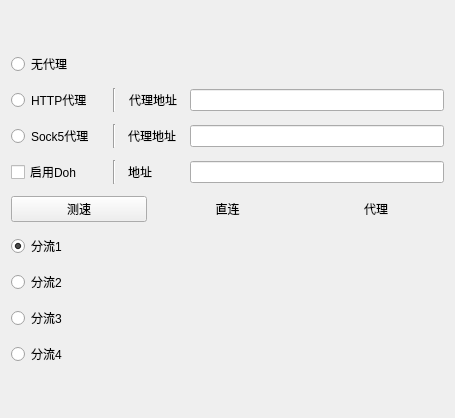
The window that ui/component/ui_login_proxy_widget.ui (tonquer/JMComic-qt) describes before a commit, drawn with Qt 5.
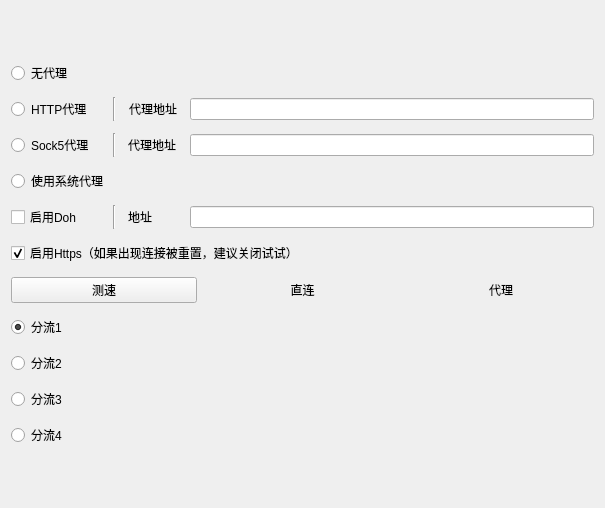
The same window after the commit.

```diff
--- a/ui/component/ui_login_proxy_widget.ui
+++ b/ui/component/ui_login_proxy_widget.ui
@@ -6,8 +6,8 @@
    <rect>
     <x>0</x>
     <y>0</y>
-    <width>455</width>
-    <height>418</height>
+    <width>605</width>
+    <height>508</height>
    </rect>
   </property>
   <property name="minimumSize">
@@ -23,6 +23,130 @@
    <property name="spacing">
     <number>12</number>
    </property>
+   <item row="5" column="0">
+    <layout class="QHBoxLayout" name="horizontalLayout_6">
+     <item>
+      <widget class="QCheckBox" name="dohBox">
+       <property name="minimumSize">
+        <size>
+         <width>90</width>
+         <height>0</height>
+        </size>
+       </property>
+       <property name="text">
+        <string>启用Doh</string>
+       </property>
+      </widget>
+     </item>
+     <item>
+      <widget class="Line" name="line_3">
+       <property name="orientation">
+        <enum>Qt::Vertical</enum>
+       </property>
+      </widget>
+     </item>
+     <item>
+      <widget class="QLabel" name="label_3">
+       <property name="minimumSize">
+        <size>
+         <width>50</width>
+         <height>0</height>
+        </size>
+       </property>
+       <property name="text">
+        <string>地址</string>
+       </property>
+      </widget>
+     </item>
+     <item>
+      <widget class="QLineEdit" name="dohEdit"/>
+     </item>
+    </layout>
+   </item>
+   <item row="2" column="0">
+    <layout class="QHBoxLayout" name="horizontalLayout">
+     <item>
+      <widget class="QRadioButton" name="proxy_1">
+       <property name="minimumSize">
+        <size>
+         <width>90</width>
+         <height>0</height>
+        </size>
+       </property>
+       <property name="text">
+        <string>HTTP代理</string>
+       </property>
+       <attribute name="buttonGroup">
+        <string notr="true">buttonGroup_2</string>
+       </attribute>
+      </widget>
+     </item>
+     <item>
+      <widget class="Line" name="line">
+       <property name="orientation">
+        <enum>Qt::Vertical</enum>
+       </property>
+      </widget>
+     </item>
+     <item>
+      <widget class="QLabel" name="label">
+       <property name="minimumSize">
+        <size>
+         <width>50</width>
+         <height>0</height>
+        </size>
+       </property>
+       <property name="text">
+        <string>代理地址</string>
+       </property>
+       <property name="alignment">
+        <set>Qt::AlignCenter</set>
+       </property>
+      </widget>
+     </item>
+     <item>
+      <widget class="QLineEdit" name="httpLine">
+       <property name="toolTip">
+        <string>http://127.0.0.1:10809</string>
+       </property>
+       <property name="placeholderText">
+        <string/>
+       </property>
+      </widget>
+     </item>
+    </layout>
+   </item>
+   <item row="7" column="0">
+    <layout class="QHBoxLayout" name="horizontalLayout_2">
+     <item>
+      <widget class="QPushButton" name="testSpeedButton">
+       <property name="text">
+        <string>测速</string>
+       </property>
+      </widget>
+     </item>
+     <item>
+      <widget class="QLabel" name="label_2">
+       <property name="text">
+        <string>直连</string>
+       </property>
+       <property name="alignment">
+        <set>Qt::AlignCenter</set>
+       </property>
+      </widget>
+     </item>
+     <item>
+      <widget class="QLabel" name="label_4">
+       <property name="text">
+        <string>代理</string>
+       </property>
+       <property name="alignment">
+        <set>Qt::AlignCenter</set>
+       </property>
+      </widget>
+     </item>
+    </layout>
+   </item>
    <item row="0" column="0">
     <spacer name="verticalSpacer">
      <property name="orientation">
@@ -36,7 +160,7 @@
      </property>
     </spacer>
    </item>
-   <item row="7" column="0">
+   <item row="8" column="0">
     <layout class="QHBoxLayout" name="horizontalLayout_5">
      <item>
       <widget class="QRadioButton" name="radioButton_1">
@@ -73,41 +197,7 @@
      </item>
     </layout>
    </item>
-   <item row="8" column="0">
-    <layout class="QHBoxLayout" name="horizontalLayout_4">
-     <item>
-      <widget class="QRadioButton" name="radioButton_2">
-       <property name="text">
-        <string>分流2</string>
-       </property>
-       <attribute name="buttonGroup">
-        <string notr="true">buttonGroup</string>
-       </attribute>
-      </widget>
-     </item>
-     <item>
-      <widget class="QLabel" name="label3">
-       <property name="text">
-        <string/>
-       </property>
-       <property name="alignment">
-        <set>Qt::AlignCenter</set>
-       </property>
-      </widget>
-     </item>
-     <item>
-      <widget class="QLabel" name="label4">
-       <property name="text">
-        <string/>
-       </property>
-       <property name="alignment">
-        <set>Qt::AlignCenter</set>
-       </property>
-      </widget>
-     </item>
-    </layout>
-   </item>
-   <item row="9" column="0">
+   <item row="10" column="0">
     <layout class="QHBoxLayout" name="horizontalLayout_3">
      <item>
       <widget class="QRadioButton" name="radioButton_3">
@@ -142,28 +232,59 @@
     </layout>
    </item>
    <item row="6" column="0">
-    <layout class="QHBoxLayout" name="horizontalLayout_2">
+    <layout class="QHBoxLayout" name="horizontalLayout_9">
      <item>
-      <widget class="QPushButton" name="testSpeedButton">
+      <widget class="QCheckBox" name="httpsBox">
        <property name="text">
-        <string>测速</string>
+        <string>启用Https（如果出现连接被重置，建议关闭试试）</string>
        </property>
+       <property name="checked">
+        <bool>true</bool>
+       </property>
       </widget>
      </item>
+    </layout>
+   </item>
+   <item row="4" column="0">
+    <layout class="QHBoxLayout" name="horizontalLayout_12">
      <item>
-      <widget class="QLabel" name="label_2">
+      <widget class="QRadioButton" name="proxy_3">
        <property name="text">
-        <string>直连</string>
+        <string>使用系统代理</string>
        </property>
+       <attribute name="buttonGroup">
+        <string notr="true">buttonGroup_2</string>
+       </attribute>
+      </widget>
+     </item>
+    </layout>
+   </item>
+   <item row="9" column="0">
+    <layout class="QHBoxLayout" name="horizontalLayout_4">
+     <item>
+      <widget class="QRadioButton" name="radioButton_2">
+       <property name="text">
+        <string>分流2</string>
+       </property>
+       <attribute name="buttonGroup">
+        <string notr="true">buttonGroup</string>
+       </attribute>
+      </widget>
+     </item>
+     <item>
+      <widget class="QLabel" name="label3">
+       <property name="text">
+        <string/>
+       </property>
        <property name="alignment">
         <set>Qt::AlignCenter</set>
        </property>
       </widget>
      </item>
      <item>
-      <widget class="QLabel" name="label_4">
+      <widget class="QLabel" name="label4">
        <property name="text">
-        <string>代理</string>
+        <string/>
        </property>
        <property name="alignment">
         <set>Qt::AlignCenter</set>
@@ -172,7 +293,7 @@
      </item>
     </layout>
    </item>
-   <item row="11" column="0">
+   <item row="12" column="0">
     <spacer name="verticalSpacer_2">
      <property name="orientation">
       <enum>Qt::Vertical</enum>
@@ -185,60 +306,7 @@
      </property>
     </spacer>
    </item>
-   <item row="2" column="0">
-    <layout class="QHBoxLayout" name="horizontalLayout">
-     <item>
-      <widget class="QRadioButton" name="proxy_1">
-       <property name="minimumSize">
-        <size>
-         <width>90</width>
-         <height>0</height>
-        </size>
-       </property>
-       <property name="text">
-        <string>HTTP代理</string>
-       </property>
-       <attribute name="buttonGroup">
-        <string notr="true">buttonGroup_2</string>
-       </attribute>
-      </widget>
-     </item>
-     <item>
-      <widget class="Line" name="line">
-       <property name="orientation">
-        <enum>Qt::Vertical</enum>
-       </property>
-      </widget>
-     </item>
-     <item>
-      <widget class="QLabel" name="label">
-       <property name="minimumSize">
-        <size>
-         <width>50</width>
-         <height>0</height>
-        </size>
-       </property>
-       <property name="text">
-        <string>代理地址</string>
-       </property>
-       <property name="alignment">
-        <set>Qt::AlignCenter</set>
-       </property>
-      </widget>
-     </item>
-     <item>
-      <widget class="QLineEdit" name="httpLine">
-       <property name="toolTip">
-        <string>http://127.0.0.1:10809</string>
-       </property>
-       <property name="placeholderText">
-        <string/>
-       </property>
-      </widget>
-     </item>
-    </layout>
-   </item>
-   <item row="10" column="0">
+   <item row="11" column="0">
     <layout class="QHBoxLayout" name="horizontalLayout_7">
      <item>
       <widget class="QRadioButton" name="radioButton_4">
@@ -272,20 +340,6 @@
      </item>
     </layout>
    </item>
-   <item row="1" column="0">
-    <layout class="QHBoxLayout" name="horizontalLayout_11">
-     <item>
-      <widget class="QRadioButton" name="proxy_0">
-       <property name="text">
-        <string>无代理</string>
-       </property>
-       <attribute name="buttonGroup">
-        <string notr="true">buttonGroup_2</string>
-       </attribute>
-      </widget>
-     </item>
-    </layout>
-   </item>
    <item row="3" column="0">
     <layout class="QHBoxLayout" name="horizontalLayout_10">
      <item>
@@ -336,44 +390,18 @@
      </item>
     </layout>
    </item>
-   <item row="4" column="0">
-    <layout class="QHBoxLayout" name="horizontalLayout_6">
+   <item row="1" column="0">
+    <layout class="QHBoxLayout" name="horizontalLayout_11">
      <item>
-      <widget class="QCheckBox" name="dohBox">
-       <property name="minimumSize">
-        <size>
-         <width>90</width>
-         <height>0</height>
-        </size>
-       </property>
+      <widget class="QRadioButton" name="proxy_0">
        <property name="text">
-        <string>启用Doh</string>
+        <string>无代理</string>
        </property>
+       <attribute name="buttonGroup">
+        <string notr="true">buttonGroup_2</string>
+       </attribute>
       </widget>
      </item>
-     <item>
-      <widget class="Line" name="line_3">
-       <property name="orientation">
-        <enum>Qt::Vertical</enum>
-       </property>
-      </widget>
-     </item>
-     <item>
-      <widget class="QLabel" name="label_3">
-       <property name="minimumSize">
-        <size>
-         <width>50</width>
-         <height>0</height>
-        </size>
-       </property>
-       <property name="text">
-        <string>地址</string>
-       </property>
-      </widget>
-     </item>
-     <item>
-      <widget class="QLineEdit" name="dohEdit"/>
-     </item>
     </layout>
    </item>
   </layout>
```
Left out of the diff: 2 changed lines with no effect on the pictures.
